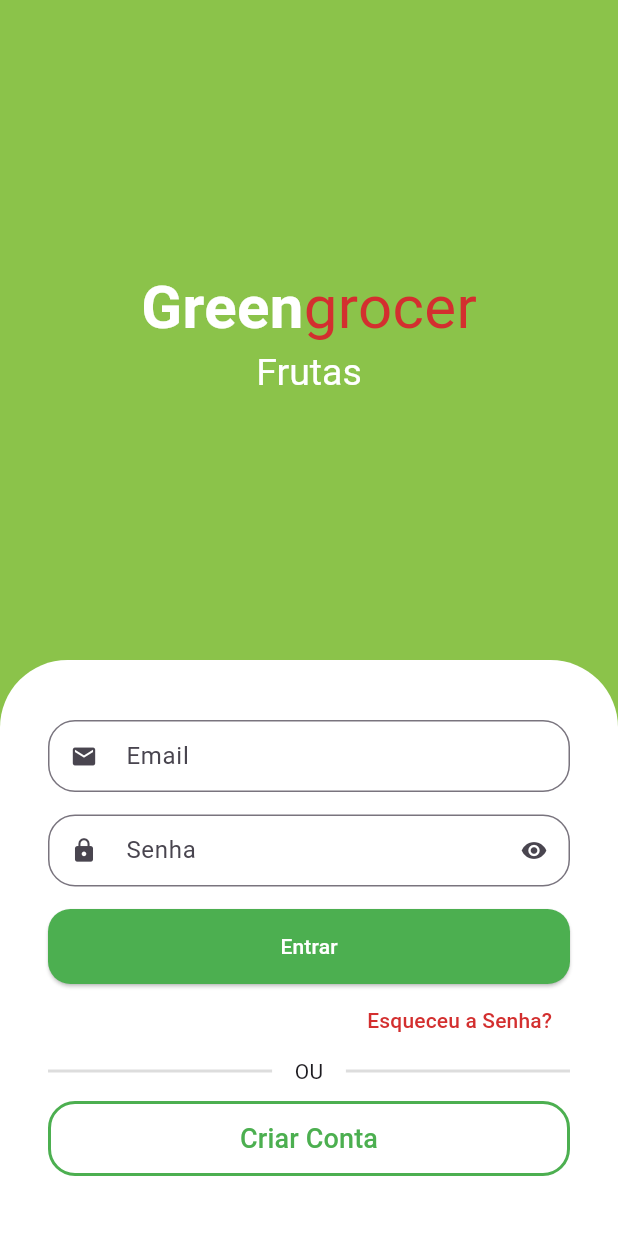
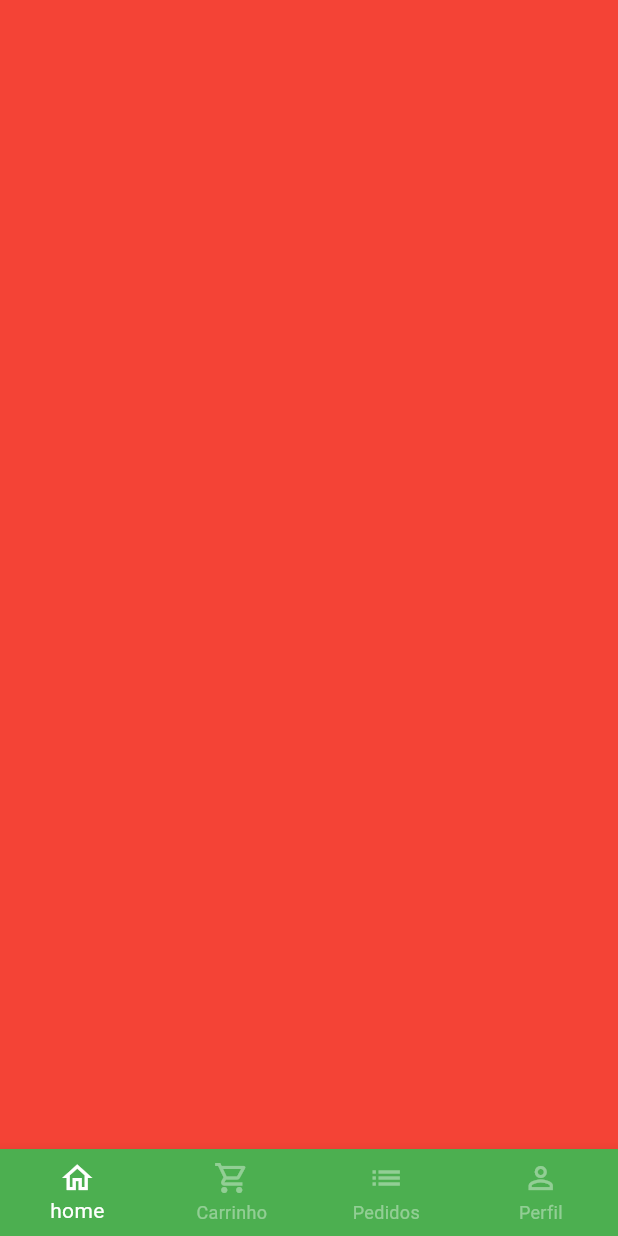
Before and after one commit to Crisley-dev/greengrocer, a Flutter app: the screen it shows after launch, after a tap on "Entrar", on a phone screen of 412 x 824 dp. Run offline on Flutter 3.47's test engine with Material 3 defaults, Android fonts, the phone set to English and light mode, and no system bars; drawn by our look-alikes of animated_text_kit; our stand-ins replace mask_text_input_formatter.

Commit message:
Criação da base screen com menu de navegação inferior

```diff
--- a/lib/src/auth/sign_in_screen.dart
+++ b/lib/src/auth/sign_in_screen.dart
@@ -2,6 +2,7 @@ import 'package:animated_text_kit/animated_text_kit.dart';
 import 'package:flutter/material.dart';
 import 'package:greengrocer/src/auth/components/custom_text_field.dart';
 import 'package:greengrocer/src/auth/sign_up_screen.dart';
+import 'package:greengrocer/src/base/base_screen.dart';
 import 'package:greengrocer/src/config/custom_color.dart';
 
 class SignInScreen extends StatelessWidget {
@@ -91,7 +92,12 @@ class SignInScreen extends StatelessWidget {
                     SizedBox(
                         height: 50,
                         child: ElevatedButton(
-                            onPressed: () {},
+                            onPressed: () {
+                              Navigator.of(context).pushReplacement(
+                                  MaterialPageRoute(builder: (c) {
+                                return const BaseScreen();
+                              }));
+                            },
                             style: ElevatedButton.styleFrom(
                                 backgroundColor: Colors.green,
                                 shape: RoundedRectangleBorder(
--- /dev/null
+++ b/lib/src/base/base_screen.dart
@@ -0,0 +1,67 @@
+import 'package:flutter/material.dart';
+
+class BaseScreen extends StatefulWidget {
+  const BaseScreen({super.key});
+
+  @override
+  State<BaseScreen> createState() => _BaseScreenState();
+}
+
+class _BaseScreenState extends State<BaseScreen> {
+  int currentIndex = 0;
+  final pageController = PageController();
+
+  @override
+  Widget build(BuildContext context) {
+    return Scaffold(
+        body: PageView(
+          physics: const NeverScrollableScrollPhysics(),
+          controller: pageController,
+          children: [
+            Container(
+              color: Colors.red,
+            ),
+            Container(
+              color: Colors.yellow,
+            ),
+            Container(
+              color: Colors.blue,
+            ),
+            Container(
+              color: Colors.purple,
+            ),
+          ],
+        ),
+        bottomNavigationBar: BottomNavigationBar(
+          currentIndex: currentIndex,
+          onTap: (index) {
+            setState(() {
+              currentIndex = index;
+              pageController.jumpToPage(index);
+            });
+          },
+          type: BottomNavigationBarType.fixed,
+          backgroundColor: Colors.green,
+          selectedItemColor: Colors.white,
+          unselectedItemColor: Colors.white.withAlpha(100),
+          items: const [
+            BottomNavigationBarItem(
+              icon: Icon(Icons.home_outlined),
+              label: 'home',
+            ),
+            BottomNavigationBarItem(
+              icon: Icon(Icons.shopping_cart_outlined),
+              label: 'Carrinho',
+            ),
+            BottomNavigationBarItem(
+              icon: Icon(Icons.list),
+              label: 'Pedidos',
+            ),
+            BottomNavigationBarItem(
+              icon: Icon(Icons.person_outline),
+              label: 'Perfil',
+            ),
+          ],
+        ));
+  }
+}
```
